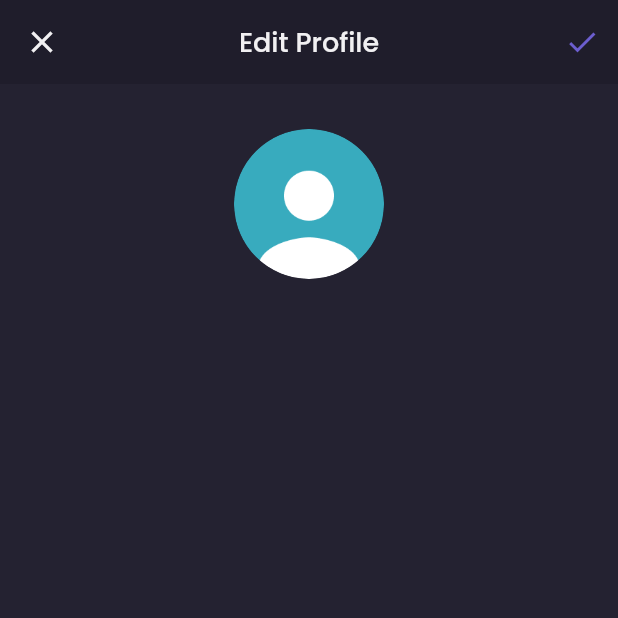
After one commit to DedeSnrwn13/shamo-frontend, a Flutter app: the EditProfilePage screen opened by its route, on a phone screen of 412 x 824 dp, the top half of it. The commit adds this screen. Run offline on Flutter 3.47's test engine with Material 3 defaults, Android fonts, the phone set to English and light mode, and no system bars; our stand-ins replace google_fonts.

Commit message:
feat: edit profile page header

```diff
--- a/lib/main.dart
+++ b/lib/main.dart
@@ -1,5 +1,6 @@
 import 'package:flutter/material.dart';
 import 'package:shamo_frontend/pages/detail_chat_page.dart';
+import 'package:shamo_frontend/pages/home/edit_profile_page.dart';
 import 'package:shamo_frontend/pages/home/main_page.dart';
 import 'package:shamo_frontend/pages/sign_in_page.dart';
 import 'package:shamo_frontend/pages/sign_up_page.dart';
@@ -20,6 +21,7 @@
         '/sign-up': (context) => const SignUpPage(),
         '/home': (context) => const MainPage(),
         '/detail-chat': (context) => const DetailChatPage(),
+        '/edit-profile': (context) => const EditProfilePage(),
       },
     );
   }
--- /dev/null
+++ b/lib/pages/home/edit_profile_page.dart
@@ -0,0 +1,71 @@
+import 'package:flutter/material.dart';
+import 'package:shamo_frontend/theme.dart';
+
+class EditProfilePage extends StatelessWidget {
+  const EditProfilePage({super.key});
+
+  @override
+  Widget build(BuildContext context) {
+    AppBar header() {
+      return AppBar(
+        leading: IconButton(
+          icon: Icon(
+            Icons.close,
+            color: primaryTextColor,
+          ),
+          onPressed: () {
+            Navigator.pop(context);
+          },
+        ),
+        backgroundColor: backgroundColor1,
+        elevation: 0,
+        centerTitle: true,
+        title: Text(
+          'Edit Profile',
+          style: primaryTextStyle.copyWith(
+            fontSize: 18,
+            fontWeight: medium,
+          ),
+        ),
+        actions: [
+          IconButton(
+            onPressed: () {},
+            icon: Icon(
+              Icons.check,
+              color: primaryColor,
+            ),
+          ),
+        ],
+      );
+    }
+
+    Widget content() {
+      return Container(
+        width: double.infinity,
+        padding: EdgeInsets.all(defaultMargin),
+        child: Column(
+          crossAxisAlignment: CrossAxisAlignment.center,
+          children: [
+            Container(
+              width: 100,
+              height: 100,
+              decoration: const BoxDecoration(
+                shape: BoxShape.circle,
+                image: DecorationImage(
+                  image: AssetImage('assets/image_profile.png'),
+                  fit: BoxFit.cover,
+                ),
+              ),
+            ),
+          ],
+        ),
+      );
+    }
+
+    return Scaffold(
+      backgroundColor: backgroundColor3,
+      appBar: header(),
+      body: content(),
+    );
+  }
+}
--- a/lib/pages/home/profile_page.dart
+++ b/lib/pages/home/profile_page.dart
@@ -41,9 +41,18 @@
                     ],
                   ),
                 ),
-                Image.asset(
-                  'assets/button_exit.png',
-                  width: 20,
+                GestureDetector(
+                  onTap: () {
+                    Navigator.pushNamedAndRemoveUntil(
+                      context,
+                      '/sign-in',
+                      (route) => false,
+                    );
+                  },
+                  child: Image.asset(
+                    'assets/button_exit.png',
+                    width: 20,
+                  ),
                 ),
               ],
             ),
@@ -94,7 +103,12 @@
                   fontWeight: semiBold,
                 ),
               ),
-              menuItem('Edit Profile'),
+              GestureDetector(
+                onTap: () {
+                  Navigator.pushNamed(context, '/edit-profile');
+                },
+                child: menuItem('Edit Profile'),
+              ),
               menuItem('Your Orders'),
               menuItem('Help'),
               const SizedBox(height: 30),
```
